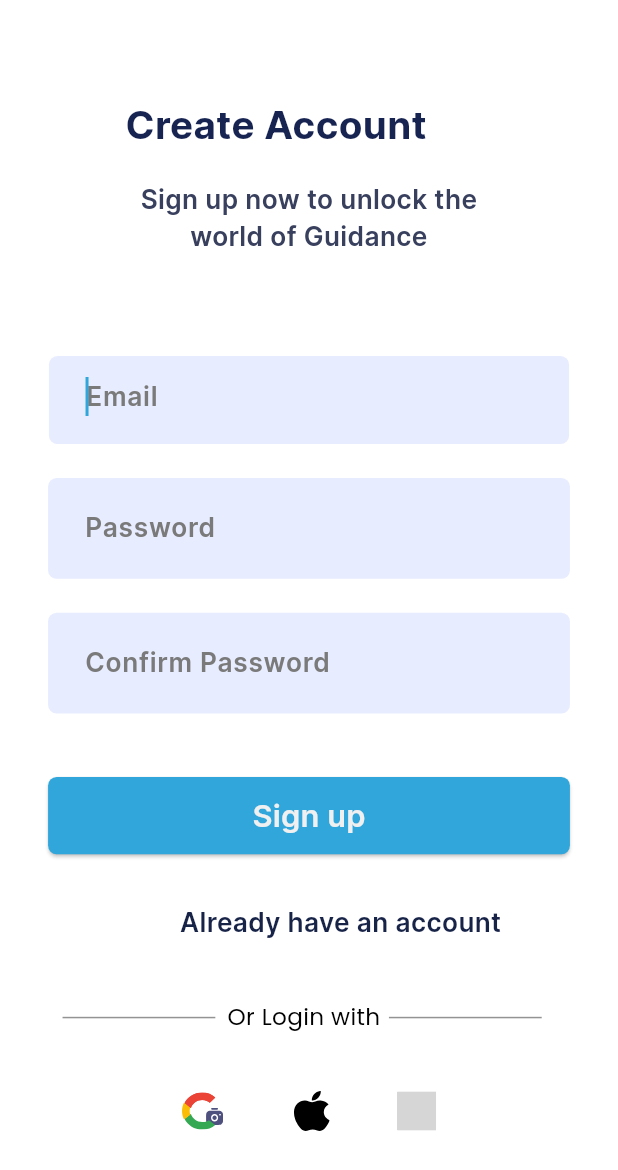
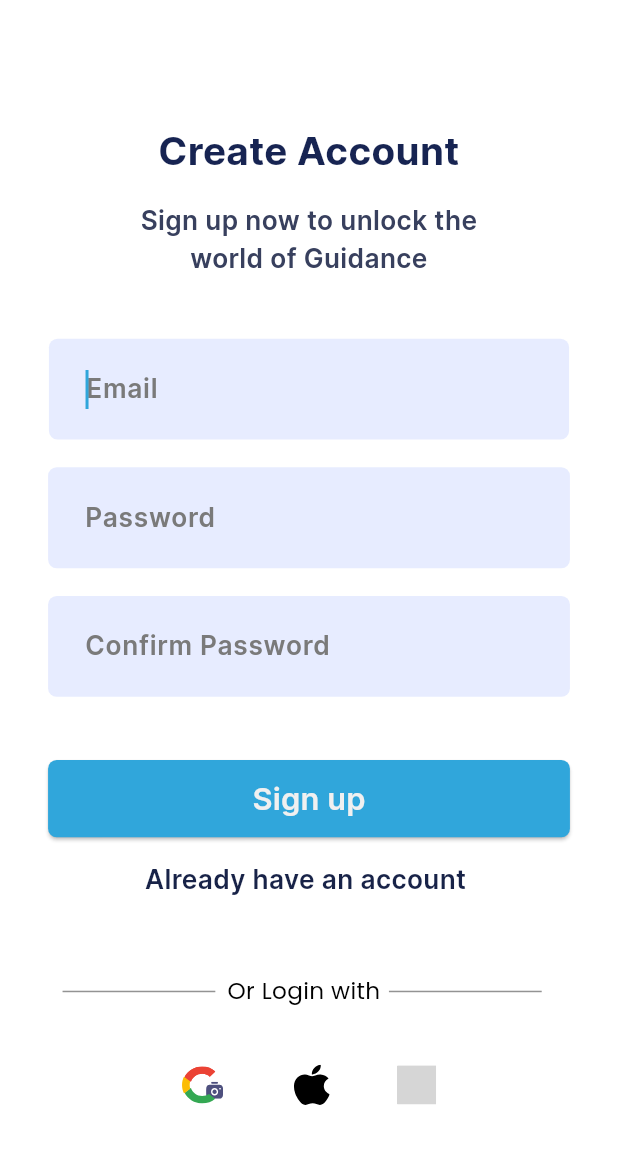
Before and after one commit to sandeshshinde30/EduConsult, a Flutter app: the RegistrationScreen screen opened by its route, on a phone screen of 412 x 824 dp. Shown: the top 1170 px of the screen. Run offline on Flutter 3.47's test engine with Material 3 defaults, Android fonts, the phone set to English and light mode, and no system bars; our stand-ins replace cached_network_image, flutter_svg; grey boxes are pictures that could not be loaded.

Commit message:
Few more changes in registration screen

```diff
--- a/EduConsult/lib/presentation/registration_screen/registration_screen.dart
+++ b/EduConsult/lib/presentation/registration_screen/registration_screen.dart
@@ -22,12 +22,7 @@ class RegistrationScreen extends StatelessWidget {
     return SafeArea(
       child: Scaffold(
         resizeToAvoidBottomInset: false,
-        body: Center(
-          child: SingleChildScrollView(
-            padding: EdgeInsets.only(
-              bottom: MediaQuery.of(context).viewInsets.bottom,
-            ),
-            child: Form(
+        body: Form(
           key: _formKey,
           child: Container(
             width: double.maxFinite,
@@ -35,17 +30,16 @@ class RegistrationScreen extends StatelessWidget {
             child: Column(
               mainAxisAlignment: MainAxisAlignment.center,
               children: [
+                SizedBox(height: 0.v),
                 Align(
-                      alignment: Alignment.centerLeft,
-                      child: Padding(
-                        padding: EdgeInsets.only(left: 45.h),
+                  alignment: Alignment.center,
                   child: Text(
                     "Create Account",
                     style: theme.textTheme.headlineSmall,
+                    textAlign: TextAlign.center,
                   ),
                 ),
-                    ),
-                    SizedBox(height: 18.v),
+                SizedBox(height: 15.v),
                 SizedBox(
                   width: 212.h,
                   child: Text(
@@ -56,26 +50,23 @@ class RegistrationScreen extends StatelessWidget {
                     style: CustomTextStyles.titleMediumBluegray800,
                   ),
                 ),
-                    SizedBox(height: 65.v),
-                    _buildThirteen(context),
-                    SizedBox(height: 22.v),
+                SizedBox(height: 40.v),
+                _buildEmail(context),
+                SizedBox(height: 18.v),
                 _buildPassword(context),
-                    SizedBox(height: 22.v),
+                SizedBox(height: 18.v),
                 _buildConfirmpassword(context),
                 SizedBox(height: 41.v),
                 _buildSignUp(context),
-                    SizedBox(height: 32.v),
+                SizedBox(height: 15.v),
                 Align(
-                      alignment: Alignment.centerRight,
-                      child: Padding(
-                        padding: EdgeInsets.only(right: 40.h),
+                  alignment: Alignment.center,
                   child: Text(
-                          "Already have an account",
+                    "Already have an account ",
                     style: CustomTextStyles.titleMediumOnPrimary,
                   ),
                 ),
-                    ),
-                    SizedBox(height: 39.v),
+                SizedBox(height: 50.v),
                 Padding(
                   padding: EdgeInsets.only(
                     left: 4.h,
@@ -159,15 +150,13 @@ class RegistrationScreen extends StatelessWidget {
                                   alignment: Alignment.center,
                                   children: [
                                     CustomImageView(
-                                          imagePath:
-                                              ImageConstant.imgUserRed500,
+                                      imagePath: ImageConstant.imgUserRed500,
                                       height: 10.v,
                                       width: 19.h,
                                       alignment: Alignment.center,
                                     ),
                                     CustomImageView(
-                                          imagePath:
-                                              ImageConstant.imgUserRed500,
+                                      imagePath: ImageConstant.imgUserRed500,
                                       height: 10.v,
                                       width: 19.h,
                                       alignment: Alignment.center,
@@ -204,8 +193,6 @@ class RegistrationScreen extends StatelessWidget {
           ),
         ),
       ),
-        ),
-      ),
     );
   }
 
@@ -234,7 +221,8 @@ class RegistrationScreen extends StatelessWidget {
               padding: EdgeInsets.only(left: 28.h),
               child: Text(
                 "Email",
-                style: theme.textTheme.titleMedium,
+                // style: theme.textTheme.titleMedium,
+                style: TextStyle(fontSize: 0.h, fontFamily: 'popins'),
               ),
             ),
           ),
```
Lines whose indentation alone changed are shown as unchanged.
